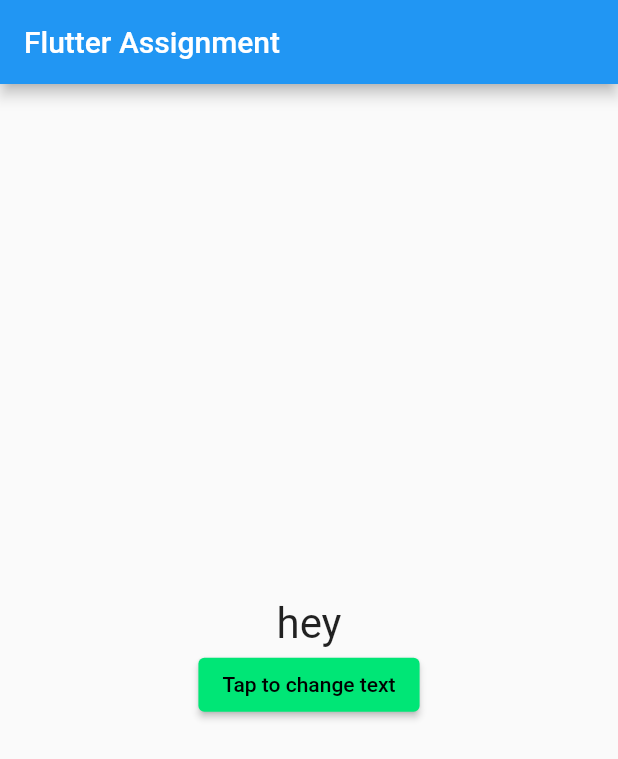
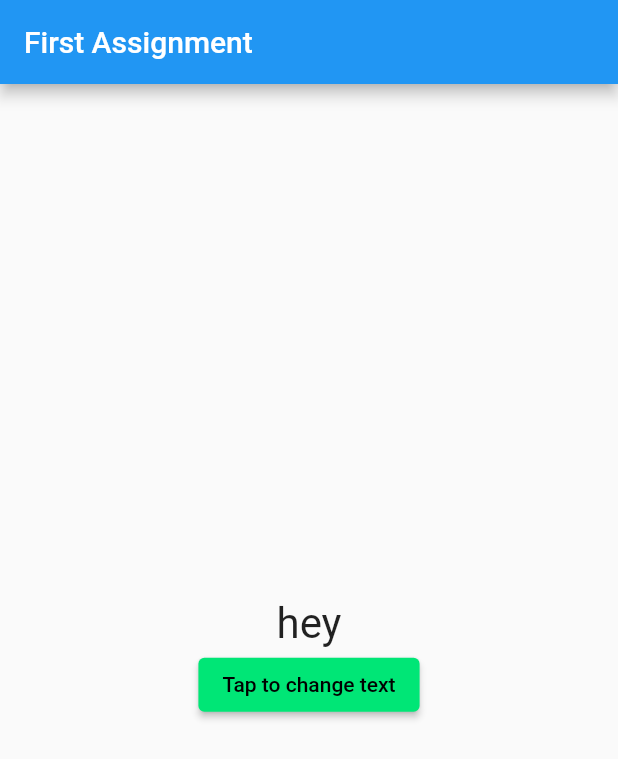
Before and after one commit to FelixSantoso/Udemy-Course, a Flutter app: the screen it shows after launch, on a phone screen of 412 x 824 dp. Shown: the top 759 px of the screen. Run offline on Flutter 3.47's test engine with Material 2 defaults, Android fonts, the phone set to English and light mode, and no system bars.

Commit message:
Flutter Assignment

```diff
--- a/lib/main.dart
+++ b/lib/main.dart
@@ -33,7 +33,7 @@ class _MyAppState extends State<MyApp> {
     return MaterialApp(
       home: Scaffold(
           appBar: AppBar(
-            title: Text('Flutter Assignment'),
+            title: Text('First Assignment'),
           ),
           body: TextController(listOfText[textIndex], changeText)),
     );
```
